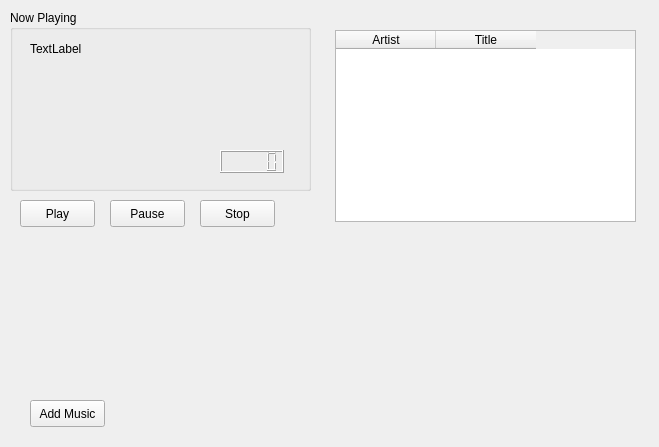
Qt form musicplayer.ui (aarontc/Shallow-Abyss) before a commit.
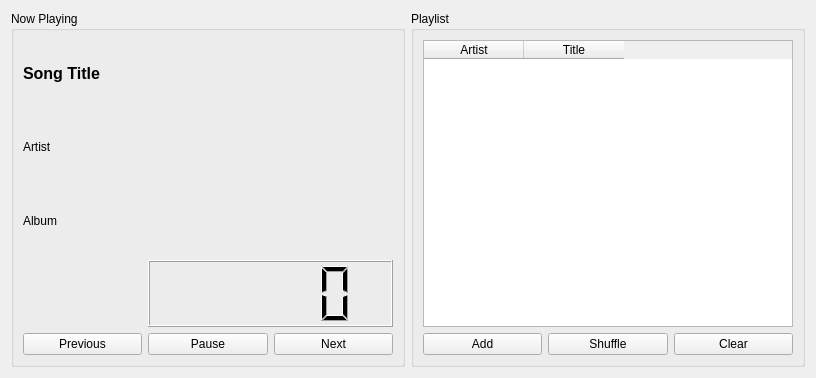
The same form after that commit.

Commit message: Refined MusicPlayer UI

Patch:
```diff
--- a/musicplayer.ui
+++ b/musicplayer.ui
@@ -6,71 +6,80 @@
    <rect>
     <x>0</x>
     <y>0</y>
-    <width>659</width>
-    <height>447</height>
+    <width>816</width>
+    <height>378</height>
    </rect>
   </property>
   <property name="windowTitle">
    <string>Form</string>
   </property>
+  <layout class="QGridLayout" name="gridLayout_3">
+   <item row="0" column="0">
   <widget class="QGroupBox" name="groupBox">
-   <property name="geometry">
-    <rect>
-     <x>10</x>
-     <y>10</y>
-     <width>301</width>
-     <height>181</height>
-    </rect>
-   </property>
    <property name="title">
     <string>Now Playing</string>
    </property>
-   <widget class="QLCDNumber" name="lcdTime">
-    <property name="geometry">
-     <rect>
-      <x>210</x>
-      <y>140</y>
-      <width>64</width>
-      <height>23</height>
-     </rect>
-    </property>
-   </widget>
+     <layout class="QGridLayout" name="gridLayout_2">
+      <item row="0" column="0" colspan="3">
    <widget class="QLabel" name="label">
-    <property name="geometry">
-     <rect>
-      <x>20</x>
-      <y>30</y>
-      <width>56</width>
-      <height>17</height>
-     </rect>
-    </property>
+        <property name="text">
+         <string>&lt;!DOCTYPE HTML PUBLIC &quot;-//W3C//DTD HTML 4.0//EN&quot; &quot;http://www.w3.org/TR/REC-html40/strict.dtd&quot;&gt;
+&lt;html&gt;&lt;head&gt;&lt;meta name=&quot;qrichtext&quot; content=&quot;1&quot; /&gt;&lt;style type=&quot;text/css&quot;&gt;
+p, li { white-space: pre-wrap; }
+&lt;/style&gt;&lt;/head&gt;&lt;body style=&quot; font-family:'Trebuchet MS'; font-size:9pt; font-weight:400; font-style:normal;&quot;&gt;
+&lt;p style=&quot; margin-top:0px; margin-bottom:0px; margin-left:0px; margin-right:0px; -qt-block-indent:0; text-indent:0px;&quot;&gt;&lt;span style=&quot; font-size:12pt; font-weight:600;&quot;&gt;Song Title&lt;/span&gt;&lt;/p&gt;&lt;/body&gt;&lt;/html&gt;</string>
+        </property>
+       </widget>
+      </item>
+      <item row="1" column="0" colspan="3">
+       <widget class="QLabel" name="label_2">
     <property name="text">
-     <string>TextLabel</string>
-    </property>
-   </widget>
-  </widget>
-  <widget class="QPushButton" name="btnAddFiles">
-   <property name="geometry">
-    <rect>
-     <x>30</x>
-     <y>400</y>
-     <width>75</width>
-     <height>27</height>
-    </rect>
-   </property>
+         <string>Artist</string>
+        </property>
+       </widget>
+      </item>
+      <item row="2" column="0" colspan="3">
+       <widget class="QLabel" name="label_3">
+        <property name="text">
+         <string>Album</string>
+        </property>
+       </widget>
+      </item>
+      <item row="3" column="1" colspan="2">
+       <widget class="QLCDNumber" name="lcdTime"/>
+      </item>
+      <item row="4" column="0">
+       <widget class="QPushButton" name="btnPrevious">
+        <property name="text">
+         <string>Previous</string>
+        </property>
+       </widget>
+      </item>
+      <item row="4" column="2">
+       <widget class="QPushButton" name="btnNext">
    <property name="text">
-    <string>Add Music</string>
-   </property>
-  </widget>
+         <string>Next</string>
+        </property>
+       </widget>
+      </item>
+      <item row="4" column="1">
+       <widget class="QPushButton" name="btnPause">
+        <property name="text">
+         <string>Pause</string>
+        </property>
+       </widget>
+      </item>
+     </layout>
+    </widget>
+   </item>
+   <item row="0" column="1">
+    <widget class="QGroupBox" name="groupBox_2">
+     <property name="title">
+      <string>Playlist</string>
+     </property>
+     <layout class="QGridLayout" name="gridLayout">
+      <item row="0" column="0" colspan="3">
   <widget class="QTableWidget" name="tblMusic">
-   <property name="geometry">
-    <rect>
-     <x>335</x>
-     <y>30</y>
-     <width>301</width>
-     <height>192</height>
-    </rect>
-   </property>
    <property name="columnCount">
     <number>2</number>
    </property>
@@ -85,45 +94,32 @@
     </property>
    </column>
   </widget>
-  <widget class="QPushButton" name="btnStop">
-   <property name="geometry">
-    <rect>
-     <x>200</x>
-     <y>200</y>
-     <width>75</width>
-     <height>27</height>
-    </rect>
-   </property>
+      </item>
+      <item row="1" column="0">
+       <widget class="QPushButton" name="btnAdd">
    <property name="text">
-    <string>Stop</string>
-   </property>
-  </widget>
-  <widget class="QPushButton" name="btnPause">
-   <property name="geometry">
-    <rect>
-     <x>110</x>
-     <y>200</y>
-     <width>75</width>
-     <height>27</height>
-    </rect>
-   </property>
+         <string>Add</string>
+        </property>
+       </widget>
+      </item>
+      <item row="1" column="1">
+       <widget class="QPushButton" name="btnShuffle">
    <property name="text">
-    <string>Pause</string>
-   </property>
-  </widget>
-  <widget class="QPushButton" name="btnPlay">
-   <property name="geometry">
-    <rect>
-     <x>20</x>
-     <y>200</y>
-     <width>75</width>
-     <height>27</height>
-    </rect>
-   </property>
+         <string>Shuffle</string>
+        </property>
+       </widget>
+      </item>
+      <item row="1" column="2">
+       <widget class="QPushButton" name="btnClear">
    <property name="text">
-    <string>Play</string>
-   </property>
-  </widget>
+         <string>Clear</string>
+        </property>
+       </widget>
+      </item>
+     </layout>
+    </widget>
+   </item>
+  </layout>
  </widget>
  <resources/>
  <connections/>
```
Lines whose indentation alone changed are shown as unchanged. The commit also changes 2 other files.
